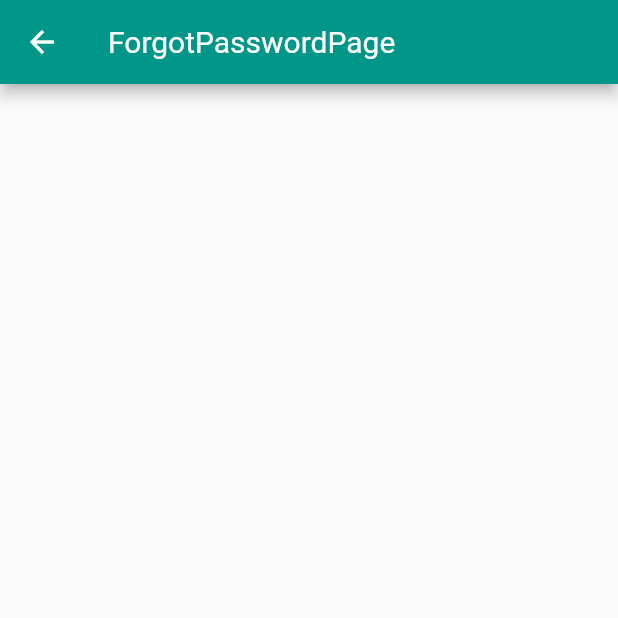
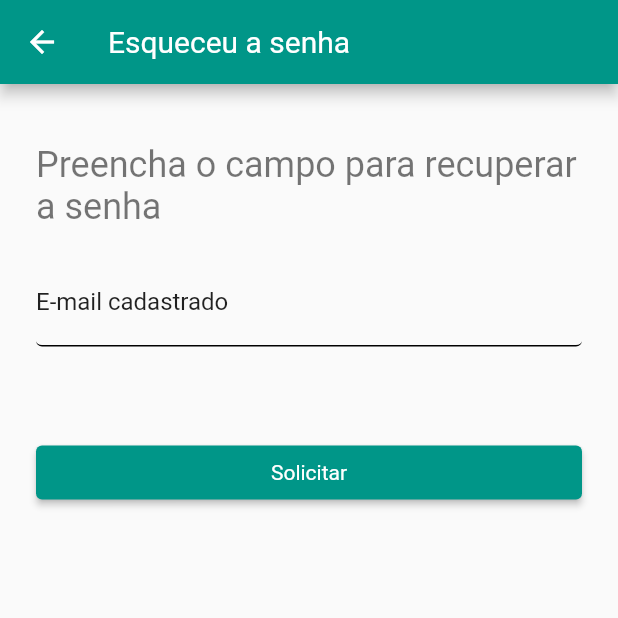
Before and after one commit to Flip32/newgram, a Flutter app: the ForgotPasswordPage screen opened by its route, on a phone screen of 412 x 824 dp, the top half of it. Run offline on Flutter 3.47's test engine with Material 2 defaults, Android fonts, the phone set to English and light mode, and no system bars; our stand-ins replace firebase_auth, firebase_core, flutter_mobx, flutter_modular, mobx, shared_preferences; accounts and stored records are empty; generated files the repository leaves out were written again.

Commit message:
feito reset password

```diff
--- a/lib/app/app_module.dart
+++ b/lib/app/app_module.dart
@@ -27,8 +27,8 @@ class AppModule extends Module {
     ModuleRoute('/', module: _initialModule()),
     ModuleRoute('/onborading', module: OnboardingModule()),
     ModuleRoute('/register', module: RegisterModule(), transition: TransitionType.rotate),
+    ModuleRoute('/login', module: LoginModule(), transition: TransitionType.scale),
     ModuleRoute('/home', module: HomeModule(), guards: [_FirebaseAuthGuard()]),
-    ModuleRoute('/login', module: LoginModule(), transition: TransitionType.scale),
   ];
 
 
--- a/lib/app/modules/login/forgot_password_page.dart
+++ b/lib/app/modules/login/forgot_password_page.dart
@@ -1,20 +1,79 @@
 import 'package:flutter/material.dart';
+import 'package:flutter_mobx/flutter_mobx.dart';
+import 'package:flutter_modular/flutter_modular.dart';
+import 'package:newgram/app/modules/login/login_store.dart';
 
 class ForgotPasswordPage extends StatefulWidget {
   final String title;
-  const ForgotPasswordPage({Key? key, this.title = 'ForgotPasswordPage'}) : super(key: key);
+  const ForgotPasswordPage({Key? key, this.title = 'Esqueceu a senha'}) : super(key: key);
   @override
   ForgotPasswordPageState createState() => ForgotPasswordPageState();
 }
-class ForgotPasswordPageState extends State<ForgotPasswordPage> {
+class ForgotPasswordPageState extends ModularState<ForgotPasswordPage, LoginStore> {
+
+  late final TextEditingController _emailController;
+
+  @override
+  void initState() {
+    super.initState();
+    _emailController = TextEditingController();
+  }
+
+
   @override
   Widget build(BuildContext context) {
     return Scaffold(
       appBar: AppBar(
         title: Text(widget.title),
       ),
-      body: Column(
-        children: <Widget>[],
+      body: Container(
+      padding: EdgeInsets.symmetric(horizontal: 24, vertical: 20),
+      child: ListView(
+        children: [
+          SizedBox(height: 20),
+          Text(
+              'Preencha o campo para recuperar a senha', style: Theme.of(context).textTheme.headline1?.copyWith(fontSize: 24 ),
+          ),
+          SizedBox(height: 20),
+          TextFormField(
+            controller: _emailController,
+            decoration: InputDecoration(
+              labelText: 'E-mail cadastrado'
+            ),
+          ),
+          SizedBox(height: 60),
+          ElevatedButton(
+              onPressed: (){
+                store.passwordRecover(email: _emailController.text)
+                    .then((_) {
+                      showDialog(context: context, builder: (_) {
+                        return AlertDialog(
+                          title: Text('Muito Bem.'),
+                          content: Text('Agora siga as intruções no email para recuperar a sua senha.'),
+                          actions: [
+                            ElevatedButton(onPressed:() {
+                              Modular.to.pop();
+                            }, child: Text('OK'))
+                          ],
+                        );
+                      });
+                });
+              },
+              child: Observer(
+                  builder: (_)  {
+                    if(store.loading) {
+                      return Transform.scale(
+                          scale: 0.5,
+                          child: CircularProgressIndicator(color: Theme.of(context).buttonColor)
+                      );
+                    } else {
+                      return Text('Solicitar');
+                    }
+                  }
+              )
+          )
+        ],
+      )
       ),
     );
   }
--- a/lib/app/modules/login/login_module.dart
+++ b/lib/app/modules/login/login_module.dart
@@ -13,7 +13,9 @@ class LoginModule extends Module {
   @override
   final List<ModularRoute> routes = [
     ChildRoute(Modular.initialRoute, child: (_, args) => LoginPage()),
-    ChildRoute('/login/forgot-password',
-        child: (_, args) => ForgotPasswordPage())
+    ChildRoute('/forgot-password',
+        child: (_, args) => ForgotPasswordPage(),
+        transition: TransitionType.rightToLeftWithFade
+    )
   ];
 }
```
Also changed, not shown: lib/app/modules/login/login_page.dart (+21 -5 lines), lib/app/modules/login/login_store.dart (+8 -0 lines), assets/logo.png (added), lib/app/modules/login/login_store.g.dart.
